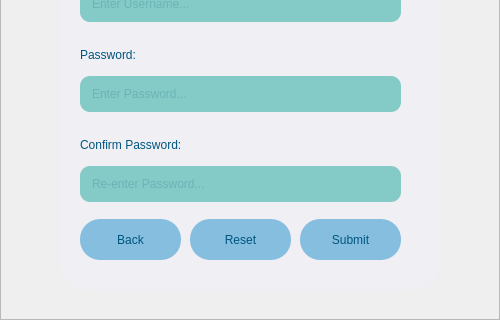
Qt form signup.ui (ashmitiscool/Theatre-Management) before a commit; both pictures show x 0 to 500 and y 261 to 581 of the 500 by 581 pixel window.
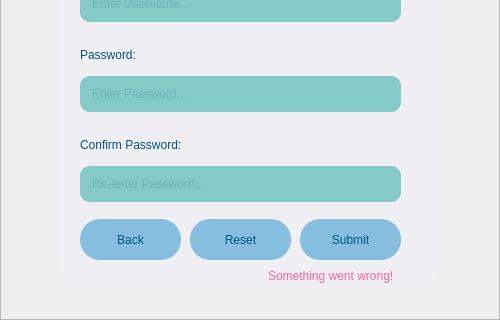
The same form after that commit.

Commit message:
Finally implemented SQL!!!(!!!!!!READ COMMIT DESCRIPTION!!!!!!)
Before using this ...just edit sql.txt based on the instructions given in homepageCode.py

The edit to the form file:
```diff
--- a/signup.ui
+++ b/signup.ui
@@ -369,6 +369,28 @@
       <string>Back</string>
      </property>
     </widget>
+    <widget class="QLabel" name="error">
+     <property name="geometry">
+      <rect>
+       <x>208</x>
+       <y>377</y>
+       <width>160</width>
+       <height>20</height>
+      </rect>
+     </property>
+     <property name="styleSheet">
+      <string notr="true">QLabel{
+	font: 9pt &quot;Nasalization Rg&quot;;
+	color: rgb(255, 64, 137,200);
+	background-color: rgb(255, 255, 255,0);
+	border:none;
+	background-color: rgba(135, 200, 120, 0);
+}</string>
+     </property>
+     <property name="text">
+      <string>Something went wrong!</string>
+     </property>
+    </widget>
    </widget>
    <zorder>input</zorder>
    <zorder>logo</zorder>
```
Left out of the diff: 2 changed lines with no effect on the pictures. The commit also changes 1 other file.
